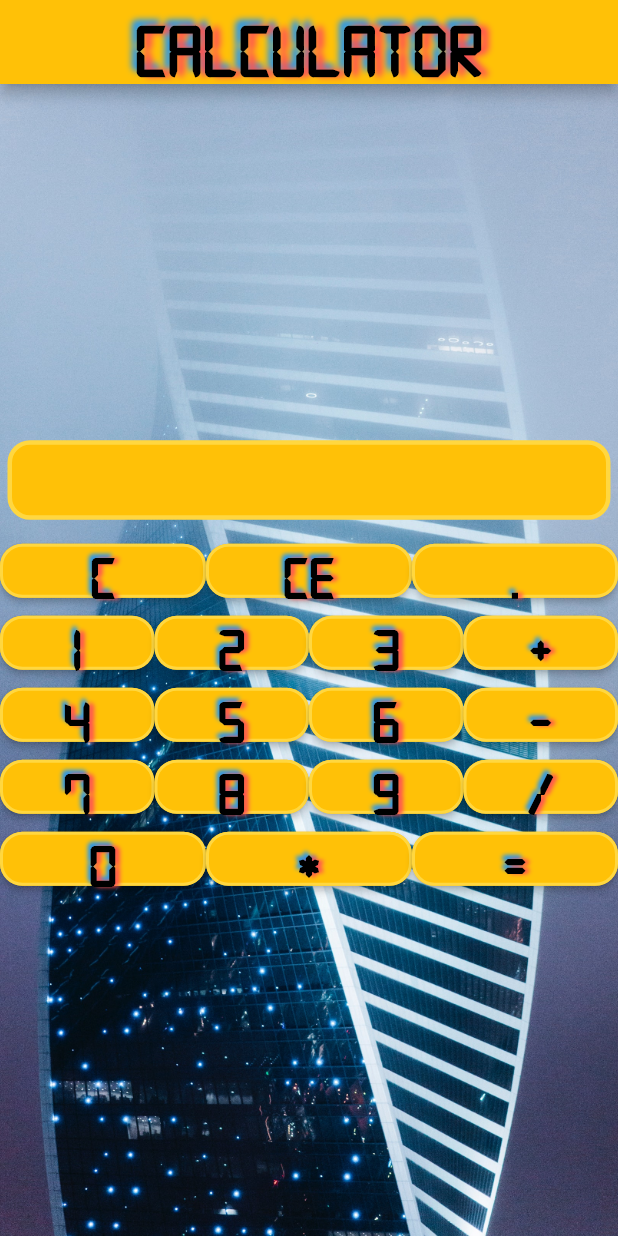
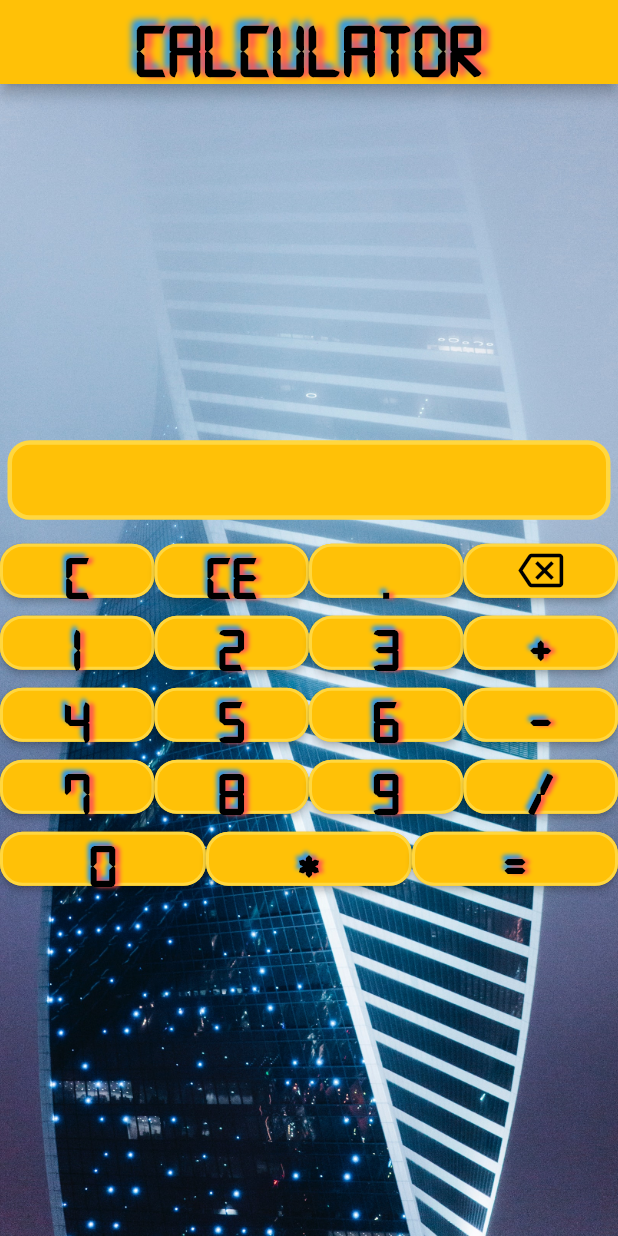
Before and after one commit to TafkaMax/ConnectFoo, a Flutter app: the screen it shows after launch, on a phone screen of 412 x 824 dp. Run offline on Flutter 3.47's test engine with Material 2 defaults, Android fonts, the light colour scheme and no system bars.

Commit message:
added backspace functionality

```diff
--- a/calculatorapp/lib/providers/calculator_input_model.dart
+++ b/calculatorapp/lib/providers/calculator_input_model.dart
@@ -46,6 +46,11 @@ class CalculatorInputModel with ChangeNotifier {
     notifyListeners();
   }
 
+  void backspace() {
+    _calculatorInput.backSpace();
+    notifyListeners();
+  }
+
   void plus() {
     _calculatorInput.plus();
     notifyListeners();
--- a/calculatorapp/lib/screens/calculator_screen.dart
+++ b/calculatorapp/lib/screens/calculator_screen.dart
@@ -1,4 +1,5 @@
 import 'package:calculatorapp/providers/calculator_input_model.dart';
+import 'package:calculatorapp/widgets/backspace_button.dart';
 import 'package:calculatorapp/widgets/calculator_input_screen.dart';
 import 'package:calculatorapp/widgets/clear_button.dart';
 import 'package:calculatorapp/widgets/clear_entry_button.dart';
@@ -52,6 +53,9 @@ class CalculatorScreen extends StatelessWidget {
                     ),
                     Expanded(
                       child: DecimalButton(),
+                    ),
+                    Expanded(
+                      child: BackSpaceButton(),
                     ),
                   ],
                 ),
--- /dev/null
+++ b/calculatorapp/lib/widgets/backspace_button.dart
@@ -0,0 +1,18 @@
+import 'package:calculatorapp/providers/calculator_input_model.dart';
+import 'package:flutter/material.dart';
+import 'package:provider/provider.dart';
+
+class BackSpaceButton extends StatelessWidget {
+  @override
+  Widget build(BuildContext context) {
+    return ElevatedButton(
+        child: Icon(
+          Icons.backspace_outlined,
+          color: Colors.black,
+          size: 30,
+        ),
+        onPressed: () {
+          Provider.of<CalculatorInputModel>(context, listen: false).backspace();
+        });
+  }
+}
```
Also changed, not shown: calculatorapp/lib/models/calculator_input.dart (+7 -0 lines).
